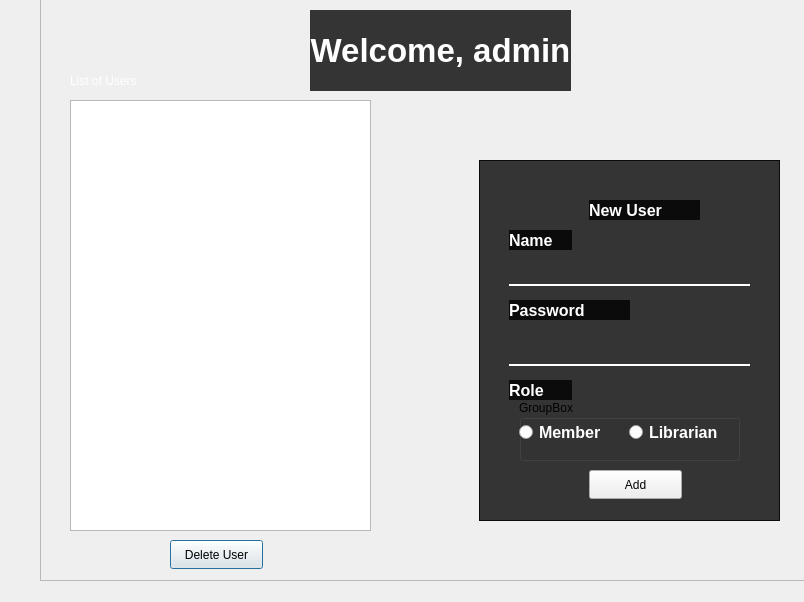
kareemelramly/Library-Management-System, file admin_dashbord.ui: the form before one commit.
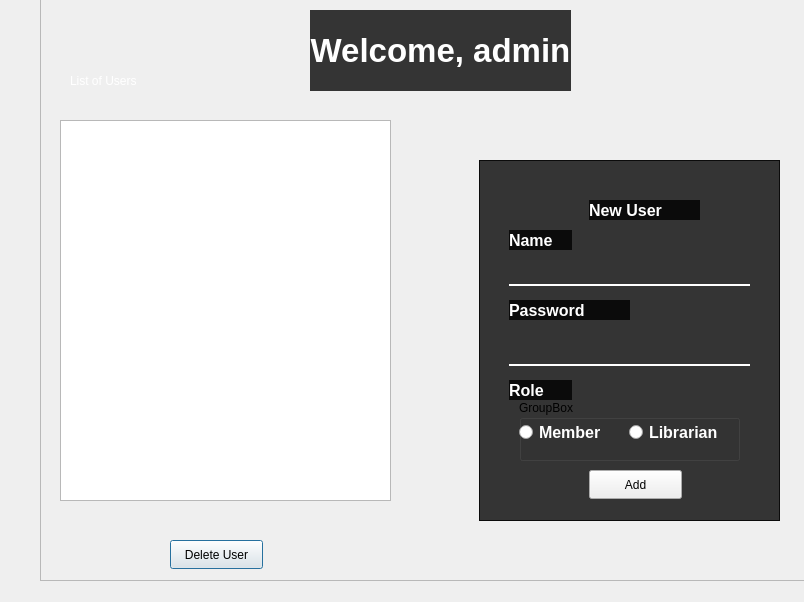
The form after the commit. Icons and pictures are not drawn.

Commit message: book class + member_interface page finished

```diff
--- a/admin_dashbord.ui
+++ b/admin_dashbord.ui
@@ -86,13 +86,13 @@
       <string>List of Users</string>
      </property>
     </widget>
-    <widget class="QListView" name="user_list">
+    <widget class="QTableWidget" name="usersTable">
      <property name="geometry">
       <rect>
-       <x>20</x>
-       <y>70</y>
-       <width>301</width>
-       <height>431</height>
+       <x>10</x>
+       <y>90</y>
+       <width>331</width>
+       <height>381</height>
       </rect>
      </property>
     </widget>
```
Left out of the diff: 15 changed lines with no effect on the pictures. The commit also changes 38 other files.
